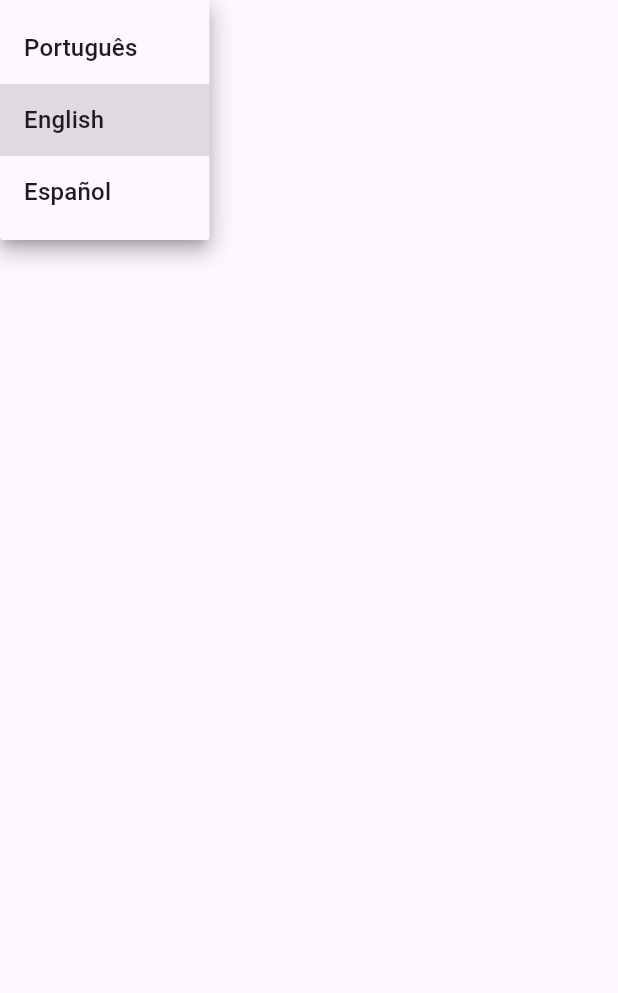
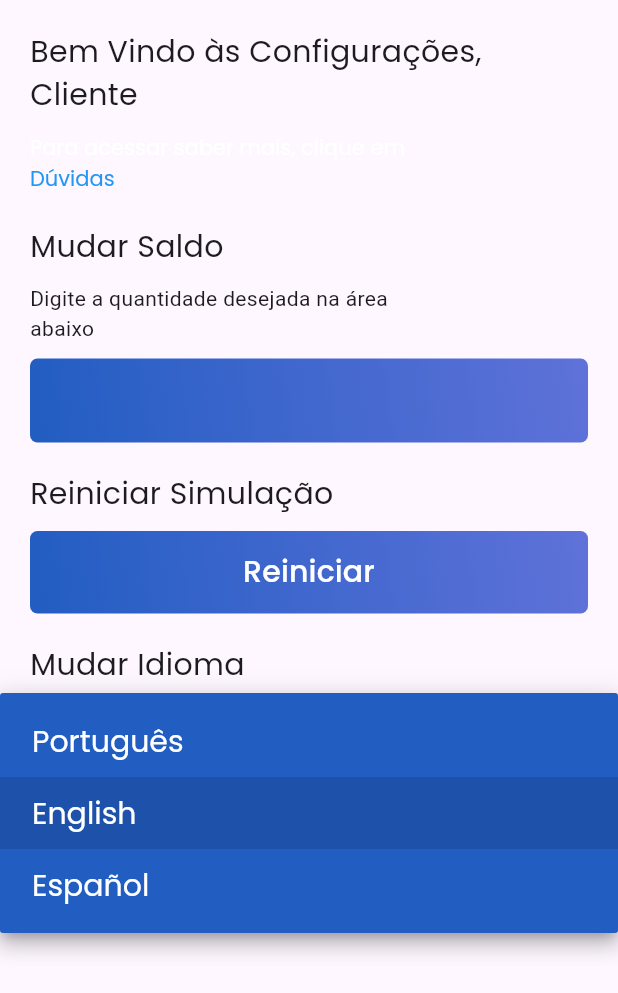
Before and after one commit to MauricioReisdoefer/rendify-frontend, a Flutter app: the SettingsScreen screen opened directly, after a tap on "English", on a phone screen of 412 x 824 dp. Shown: the top 993 px of the screen. Run offline on Flutter 3.47's test engine with Material 3 defaults, Android fonts, the phone set to English and light mode, and no system bars; our stand-ins replace easy_localization, google_fonts.

Commit message:
Front-end da página de configurações

```diff
--- a/lib/components/appbar.dart
+++ b/lib/components/appbar.dart
@@ -9,7 +9,7 @@ class CustomAppBar extends StatelessWidget implements PreferredSizeWidget {
       leading: SizedBox(),
       toolbarHeight: 150,
       centerTitle: true,
-      title: Image.asset("assets/logo.png", height: 80),
+      title: Image.asset("assets/images/logo.png", height: 80),
       flexibleSpace: Container(
         decoration: const BoxDecoration(
           gradient: LinearGradient(
--- a/lib/screens/login_screen.dart
+++ b/lib/screens/login_screen.dart
@@ -100,7 +100,7 @@ class _LoginCadastroPageState extends State<LoginCadastroPage> {
                         // ação de login ou cadastro
                         Navigator.push(
                         context,
-                        MaterialPageRoute(builder: (context) => MainScreen()),
+                        MaterialPageRoute(builder: (context) => MainScreen(body: HomeScreen(),)),
                     );
                       },
                       style: ElevatedButton.styleFrom(
--- a/lib/screens/main_screen.dart
+++ b/lib/screens/main_screen.dart
@@ -6,21 +6,24 @@ import 'duvidas_screen.dart';
 import 'package:easy_localization/easy_localization.dart';
 
 class MainScreen extends StatefulWidget{
+  Widget body;
+
   @override
   State<MainScreen> createState() => _MainScreenState();
+
+  MainScreen({super.key, required this.body});
 }
 
 class _MainScreenState extends State<MainScreen> {
   int _selectedIndex = 0;
   List<Widget> widgets = [HomeScreen(), SearchPage(), SettingsScreen(), DuvidasFrequentesPage(),];
-  Widget body = HomeScreen();
 
 
  @override
   Widget build(BuildContext context) {
     return Scaffold(
       appBar: CustomAppBar(),
-      body: body,
+      body: widget.body,
       bottomNavigationBar: BottomNavigationBar(
         selectedItemColor: Colors.black,
         unselectedItemColor: Colors.grey,
@@ -28,7 +31,7 @@ class _MainScreenState extends State<MainScreen> {
         onTap: (int index) {
             setState(() {
               _selectedIndex = index;
-              body = widgets[index];
+              widget.body = widgets[index];
             });
           },
         items: [
--- a/lib/screens/settings.dart
+++ b/lib/screens/settings.dart
@@ -1,16 +1,130 @@
 import 'package:easy_localization/easy_localization.dart';
 import 'package:flutter/material.dart';
+import 'package:google_fonts/google_fonts.dart';
+import 'package:flutter/gestures.dart';
+import 'package:rendify/screens/duvidas_screen.dart';
+import 'package:rendify/screens/main_screen.dart';
 
 class SettingsScreen extends StatelessWidget{
+
+  final TextEditingController saldoController = TextEditingController();
+
   @override
   Widget build (BuildContext context){
     return Scaffold(
-      body: DropdownButton<Locale>(value: context.locale, items: [DropdownMenuItem(child: Text("Português"), value: Locale('pt','BR'),), DropdownMenuItem(child: Text("English"), value: Locale('en','US'),), DropdownMenuItem(child: Text("Español"), value: Locale('es','MEX'),)],
-      onChanged: (Locale? newLocale) {
-        if (newLocale != null) {
-          context.setLocale(newLocale);
-        }
-      },
+      body: ListView(
+        padding: EdgeInsets.all(20.0),
+        children: [
+          Text("Bem Vindo às Configurações, Cliente".tr(), style: GoogleFonts.poppins(fontSize: 20),), //Só colocar pra pegar o usuário depois
+          SizedBox(height: 10,),
+          RichText(
+            text: TextSpan(
+              style: GoogleFonts.poppins(),
+              children: <TextSpan>[
+                TextSpan(text: 'Para acessar saber mais, clique em'.tr()),
+                TextSpan(
+                    text: '\nDúvidas'.tr(),
+                    style: GoogleFonts.poppins(color: Colors.blue),
+                    recognizer: TapGestureRecognizer()
+                      ..onTap = () {
+                        Navigator.push(
+                        context,
+                        MaterialPageRoute(builder: (context) => MainScreen(body: DuvidasFrequentesPage(),)),
+                    );
+                    }),
+              ],
+            ),
+          ),
+
+          SizedBox(height: 20,),
+          Text("Mudar Saldo".tr(), style: GoogleFonts.poppins(fontSize: 20)),
+          SizedBox(height: 10,),
+          Text("Digite a quantidade desejada na área \nabaixo"),
+          SizedBox(height: 10,),
+
+          Container(
+            decoration: BoxDecoration(
+              borderRadius: BorderRadius.all(Radius.circular(5)),
+              gradient: LinearGradient(
+                begin: Alignment.bottomLeft,
+                end: Alignment.topRight,
+                colors: <Color>[
+                  Color(0xff225DC2),
+                  Color(0xff5F72D9),
+                ],
+              ),
+            ),
+            child: TextField(
+              controller: saldoController,
+              decoration: const InputDecoration(border: OutlineInputBorder(borderSide: BorderSide.none, borderRadius: BorderRadius.all(Radius.circular(5))),),
+              style: GoogleFonts.poppins(color: Colors.white,),
+              textAlign: TextAlign.center,
+            ),
+          ),
+
+          SizedBox(height: 20,),
+          Text("Reiniciar Simulação".tr(), style: GoogleFonts.poppins(fontSize: 20)),
+          SizedBox(height: 10,),
+
+          Container(
+            decoration: BoxDecoration(
+              borderRadius: BorderRadius.all(Radius.circular(5)),
+              gradient: LinearGradient(
+                begin: Alignment.bottomLeft,
+                end: Alignment.topRight,
+                colors: <Color>[
+                  Color(0xff225DC2),
+                  Color(0xff5F72D9),
+                ],
+              ),
+            ),
+            child: ElevatedButton(onPressed: (){print("Clicou");},
+              child: Text("Reiniciar".tr(), style: GoogleFonts.poppins(color: Colors.white, fontSize: 20)),
+              style: ElevatedButton.styleFrom(
+              backgroundColor: Colors.transparent,
+              shadowColor: Colors.transparent,
+              overlayColor: Colors.transparent,
+              minimumSize: Size(1, 55)
+              )
+            ),
+          ),
+
+          SizedBox(height: 20,),
+          Text("Mudar Idioma".tr(), style: GoogleFonts.poppins(fontSize: 20)),
+          SizedBox(height: 10,),
+          Text("Selecione o idioma desejado na área \nabaixo".tr()),
+          SizedBox(height: 10,),
+
+          Container(
+            decoration: BoxDecoration(
+              borderRadius: BorderRadius.all(Radius.circular(5)),
+              gradient: LinearGradient(
+                begin: Alignment.bottomLeft,
+                end: Alignment.topRight,
+                colors: <Color>[
+                  Color(0xff225DC2),
+                  Color(0xff5F72D9),
+                ],
+              ),
+            ),
+            child: DropdownButton<Locale>(value: context.locale,
+            items: const [
+              DropdownMenuItem(child: Text(" Português"), value: Locale('pt','BR'),),
+              DropdownMenuItem(child: Text(" English"), value: Locale('en','US'),),
+              DropdownMenuItem(child: Text(" Español"), value: Locale('es','MEX'),)
+            ],
+            style: GoogleFonts.poppins(color: Colors.white, fontSize: 20),
+            iconSize: 0,
+            underline: SizedBox(),
+            dropdownColor: Color(0xff225DC2),
+            onChanged: (Locale? newLocale) {
+              if (newLocale != null) {
+                context.setLocale(newLocale);
+              }
+            },
+            ),
+          ),
+        ],
       ),
     );
   }
```
Also changed, not shown: pubspec.lock, 1 other file.
